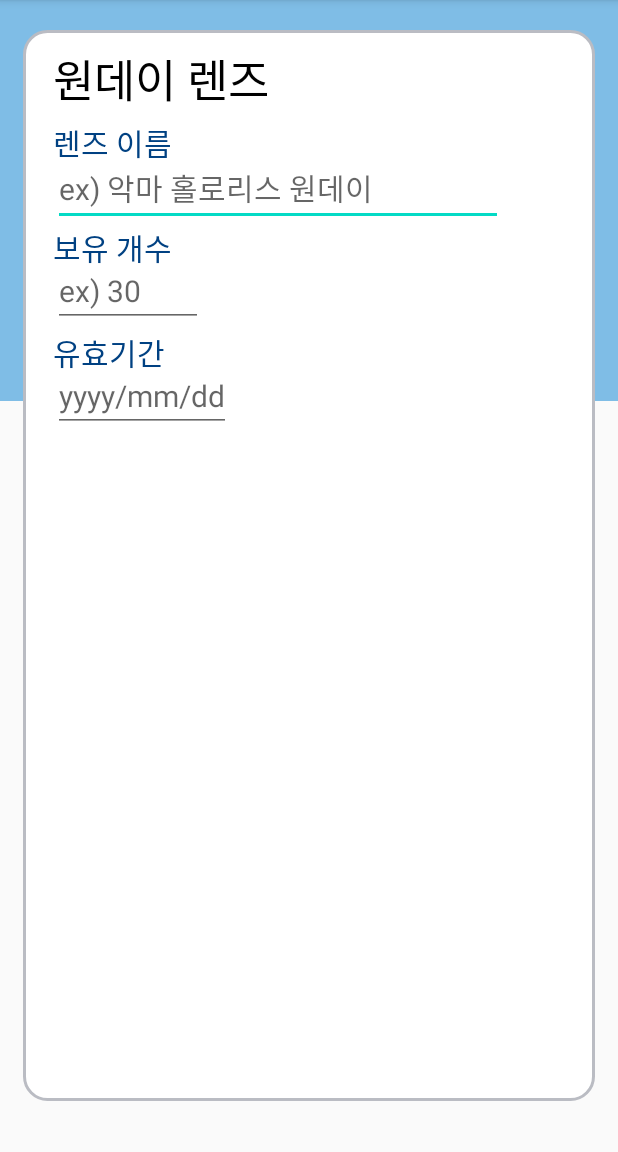
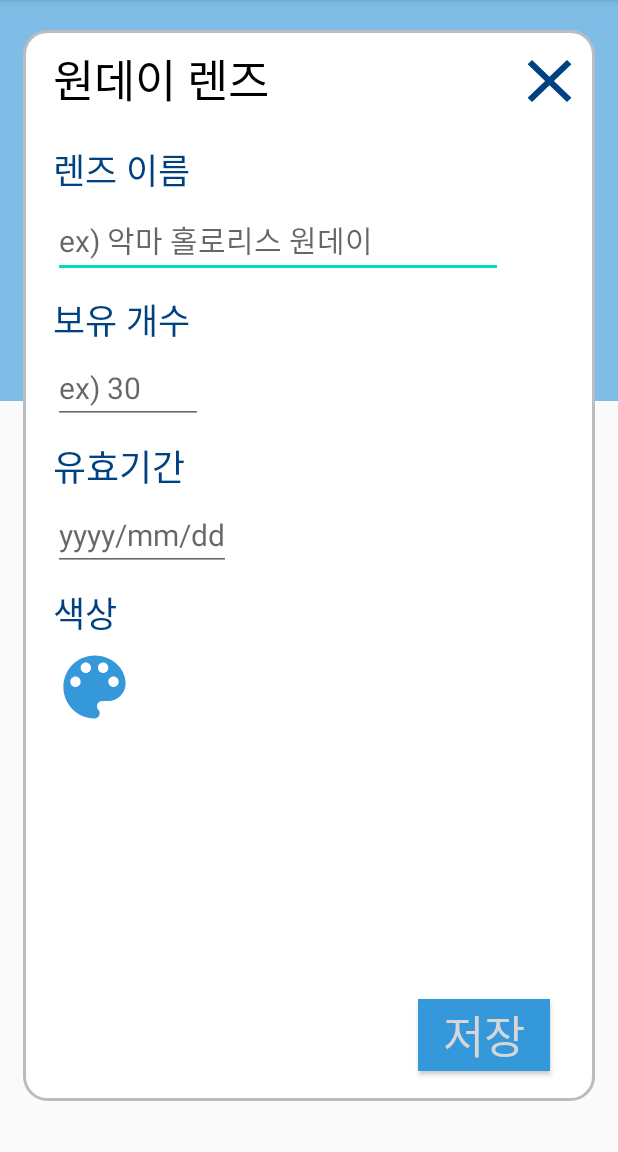
Before and after one commit to SeoeunPark/NUNU_oldver, an Android app: the Oneday screen opened directly, with no data from a screen before it, on a phone screen of 412 x 824 dp, the part 84-1236 px from its top. Run offline under Robolectric (Android 15) with nearby library versions, the phone set to English and light mode, and no system bars; libraries missing offline, so code that uses them is left out: petrov.kristiyan.colorpicker.

Commit message:
[수정] activity_oneday.xml - 기간 설정, 색상 선택 기능, 종료 버튼 Oneday.java - 기간 설정 선택 -> 달력 보여주기 , 색상 선택 -> 색상 선택 리스트 보여주기 /선택한 색으로 버튼 색 바뀌기 , 종료버튼

```diff
--- a/app/build.gradle
+++ b/app/build.gradle
@@ -35,4 +35,5 @@ dependencies {
     androidTestImplementation 'androidx.test.espresso:espresso-core:3.2.0'
     implementation 'com.android.support:design:30.1.0'
     compile 'com.github.clans:fab:1.6.4'
+    implementation 'petrov.kristiyan:colorpicker-library:1.1.10'
 }
--- a/app/src/main/AndroidManifest.xml
+++ b/app/src/main/AndroidManifest.xml
@@ -9,7 +9,8 @@
         android:roundIcon="@mipmap/ic_launcher_round"
         android:supportsRtl="true"
         android:theme="@style/AppTheme">
-        <activity android:name=".Oneday"></activity>
+        <activity android:name=".Monthly"></activity>
+        <activity android:name=".Oneday" />
         <activity android:name=".Oneday2" />
         <activity
             android:name=".SplashActivity"
--- a/app/src/main/java/com/example/NUNU/Lens.java
+++ b/app/src/main/java/com/example/NUNU/Lens.java
@@ -93,7 +93,8 @@ public class Lens extends Fragment implements View.OnClickListener{
                 break;
             case R.id.fab2:
                 //anim();
-                getActivity().getSupportFragmentManager().beginTransaction().replace(R.id.main_layout, monthly).commitAllowingStateLoss();
+                getActivity().startActivity(new Intent(getActivity(), monthly.getClass()));
+                //getActivity().getSupportFragmentManager().beginTransaction().replace(R.id.main_layout, monthly).commitAllowingStateLoss();
                 //Toast.makeText(getActivity(), "Button2", Toast.LENGTH_SHORT).show(); 버튼 누르면 토스트 발생, 지금은 필요없을 듯
                 break;
         }
--- a/app/src/main/java/com/example/NUNU/Oneday.java
+++ b/app/src/main/java/com/example/NUNU/Oneday.java
@@ -3,15 +3,57 @@ package com.example.NUNU;
 import android.app.DatePickerDialog;
 import android.os.Bundle;
 import android.view.View;
+import android.widget.Button;
 import android.widget.DatePicker;
 import android.widget.EditText;
+
 import androidx.appcompat.app.AppCompatActivity;
+
 import java.text.SimpleDateFormat;
+import java.util.ArrayList;
 import java.util.Calendar;
 import java.util.Locale;
 
+import petrov.kristiyan.colorpicker.ColorPicker;
+
 public class Oneday extends AppCompatActivity {
     Calendar myCalendar = Calendar.getInstance();
+    private Button pallete;
+    private int posi;
+    private String clname;
+    private Button cancel;
+
+    @Override
+    protected void onCreate(Bundle savedInstanceState) {
+        super.onCreate(savedInstanceState);
+        setContentView(R.layout.activity_oneday);
+        EditText et_Date = (EditText) findViewById(R.id.Oneday_period);
+        pallete = (Button) findViewById(R.id.Oneday_color);
+        cancel = (Button) findViewById(R.id.to_main);
+
+        //유효기간
+        et_Date.setOnClickListener(new View.OnClickListener() {
+            public void onClick(View v) {
+                new DatePickerDialog(Oneday.this,myDatePicker,myCalendar.get(Calendar.YEAR), myCalendar.get(Calendar.MONTH), myCalendar.get(Calendar.DAY_OF_MONTH)).show();
+            }
+        });
+        //x 버튼
+        cancel.setOnClickListener(new View.OnClickListener() {
+            public void onClick(View v) {
+                finish();
+            }
+        });
+        //컬러피커
+        pallete.setOnClickListener(new View.OnClickListener() {
+            @Override
+            public void onClick(View view) {
+                openColorPicker();
+            }
+        });
+    } // end of onCreate
+
+
+    //날짜 입력
     DatePickerDialog.OnDateSetListener myDatePicker = new DatePickerDialog.OnDateSetListener(){
         @Override
         public void onDateSet(DatePicker view, int year, int month, int dayOfMonth) {
@@ -21,23 +63,74 @@ public class Oneday extends AppCompatActivity {
             updateLabel();
         }
     };
-    @Override
-    protected void onCreate(Bundle savedInstanceState) {
-        super.onCreate(savedInstanceState);
-        setContentView(R.layout.activity_oneday);
-        EditText et_Date = (EditText) findViewById(R.id.Shelf_life);
-        et_Date.setOnClickListener(new View.OnClickListener() {
-            @Override
-            public void onClick(View v) {
-                new DatePickerDialog(Oneday.this,myDatePicker,myCalendar.get(Calendar.YEAR), myCalendar.get(Calendar.MONTH), myCalendar.get(Calendar.DAY_OF_MONTH)).show();
-            }
-        });
-    }
 
     private void updateLabel() {
         String myFormat = "yyyy/MM/dd";    // 출력형식   2018/11/28
         SimpleDateFormat sdf = new SimpleDateFormat(myFormat, Locale.KOREA);
-        EditText et_date = (EditText) findViewById(R.id.Shelf_life);
+        EditText et_date = (EditText) findViewById(R.id.Oneday_period);
         et_date.setText(sdf.format(myCalendar.getTime()));
     }
+
+    //색상 선택
+    public void openColorPicker() {
+        final ColorPicker colorPicker = new ColorPicker(this);  // ColorPicker 객체 생성
+        ArrayList<String> colors = new ArrayList<>();  // 렌즈 컬러 리스트
+        colors.add("#c35817"); //orange
+        colors.add("#966f33"); //wood
+        colors.add("#493d26"); //mocha
+        colors.add("#657383"); //gray
+        colors.add("#000000"); //black
+        colors.add("#fff380"); //yellow
+        colors.add("#387c44"); //green
+        colors.add("#4863ad"); //blue
+        colors.add("#e38aae"); //pink
+        colors.add("#9172ec"); //purple
+        //colors.add("#e6ee9c");
+        //colors.add("#fff59d");
+        //colors.add("#ffe082");
+        //colors.add("#ffcc80");
+        //colors.add("#bcaaa4");
+        colorPicker.setColors(colors)  // 만들어둔 list 적용
+                .setColumns(5)  // 5열로 설정
+                .setRoundColorButton(true)  // 원형 버튼으로 설정
+                .setOnChooseColorListener(new ColorPicker.OnChooseColorListener() {
+                    @Override
+                    public void onChooseColor(int position, int color) {
+                        //layout.setBackgroundColor(color);  // OK 버튼 클릭 시 이벤트
+                        pallete.setBackgroundColor(color);
+                        posi = position;
+                        //
+
+                        if(posi == 0){
+                            clname = "오렌지";
+                        }else if(posi == 1){
+                            clname = "연갈색";
+                        }else if(posi == 2){
+                            clname = "갈색";
+                        }else if(posi == 3) {
+                            clname = "회색";
+                        }else if(posi == 4){
+                            clname = "검정색";
+                        }else if(posi == 5){
+                            clname = "노란색";
+                        }else if(posi == 6){
+                            clname = "녹색";
+                        }else if(posi ==7){
+                            clname = "파랑색";
+                        }else if(posi ==8){
+                            clname = "분홍색";
+                        }else if(posi ==9) {
+                            clname = "보라색";
+                        }
+
+                    }
+                    @Override
+                    public void onCancel() {
+                        // Cancel 버튼 클릭 시 이벤트
+                    }
+                }).show();  // dialog 생성
+        //색 잘 들어가는지 확인
+        // Toast.makeText(getApplicationContext(), clname, Toast.LENGTH_SHORT).show();
+    }
+
 }
--- /dev/null
+++ b/app/src/main/res/drawable/pallete.xml
@@ -0,0 +1,5 @@
+<vector android:height="56dp" android:tint="#3498DB"
+    android:viewportHeight="24" android:viewportWidth="24"
+    android:width="56dp" xmlns:android="http://schemas.android.com/apk/res/android">
+    <path android:fillColor="@android:color/white" android:pathData="M12,3c-4.97,0 -9,4.03 -9,9s4.03,9 9,9c0.83,0 1.5,-0.67 1.5,-1.5 0,-0.39 -0.15,-0.74 -0.39,-1.01 -0.23,-0.26 -0.38,-0.61 -0.38,-0.99 0,-0.83 0.67,-1.5 1.5,-1.5L16,16c2.76,0 5,-2.24 5,-5 0,-4.42 -4.03,-8 -9,-8zM6.5,12c-0.83,0 -1.5,-0.67 -1.5,-1.5S5.67,9 6.5,9 8,9.67 8,10.5 7.33,12 6.5,12zM9.5,8C8.67,8 8,7.33 8,6.5S8.67,5 9.5,5s1.5,0.67 1.5,1.5S10.33,8 9.5,8zM14.5,8c-0.83,0 -1.5,-0.67 -1.5,-1.5S13.67,5 14.5,5s1.5,0.67 1.5,1.5S15.33,8 14.5,8zM17.5,12c-0.83,0 -1.5,-0.67 -1.5,-1.5S16.67,9 17.5,9s1.5,0.67 1.5,1.5 -0.67,1.5 -1.5,1.5z"/>
+</vector>
--- a/app/src/main/res/layout/activity_oneday.xml
+++ b/app/src/main/res/layout/activity_oneday.xml
@@ -5,10 +5,16 @@
     android:layout_width="match_parent"
     android:layout_height="match_parent"
     tools:context=".Oneday">
+
     <FrameLayout
-        android:layout_width="match_parent"
-        android:layout_height="match_parent"
-        android:layout_marginBottom="4dp">
+        android:id="@+id/frameLayout"
+        android:layout_width="0dp"
+        android:layout_height="0dp"
+        android:layout_marginBottom="4dp"
+        app:layout_constraintBottom_toBottomOf="parent"
+        app:layout_constraintEnd_toEndOf="parent"
+        app:layout_constraintStart_toStartOf="parent"
+        app:layout_constraintTop_toTopOf="parent">
 
         <LinearLayout
             android:layout_width="match_parent"
@@ -33,9 +39,8 @@
 
                 <ScrollView
                     android:layout_width="match_parent"
-                    android:layout_height="match_parent">
-
-
+                    android:layout_height="match_parent"
+                    android:fillViewport="true">
 
                     <RelativeLayout
                         android:layout_width="match_parent"
@@ -43,71 +48,120 @@
                         android:layout_marginLeft="20dp">
 
                         <TextView
-                                android:id="@+id/oneday"
+                            android:id="@+id/one_title_text"
                             android:layout_width="wrap_content"
                             android:layout_height="wrap_content"
                             android:layout_marginTop="10dp"
                             android:text="원데이 렌즈"
                             android:textColor="#000000"
-                                android:textSize="30dp" />
+                            android:textSize="30sp" />
 
                         <TextView
-                                android:id="@+id/lens_name_text"
+                            android:id="@+id/one_name_text"
                             android:layout_width="wrap_content"
                             android:layout_height="wrap_content"
-                                android:layout_marginTop="60dp"
+                            android:layout_below="@id/one_title_text"
+                            android:layout_marginTop="20dp"
                             android:text="렌즈 이름"
                             android:textColor="@color/dartblue"
-                                android:textSize="20dp" />
+                            android:textSize="23sp" />
 
                         <EditText
-                                android:id="@+id/Onelens_name"
+                            android:id="@+id/Oneday_name"
                             android:layout_width="300dp"
                             android:layout_height="wrap_content"
-                                android:layout_marginTop="80dp"
+                            android:layout_below="@id/one_name_text"
+                            android:layout_marginTop="4dp"
                             android:hint="ex) 악마 홀로리스 원데이 "
                             android:inputType="text"
                             android:textColor="#29367A"
-                                android:textSize="20dp" />
+                            android:textSize="20sp" />
 
                         <TextView
-                                android:id="@+id/cnt_text"
+                            android:id="@+id/one_cnt_text"
                             android:layout_width="wrap_content"
                             android:layout_height="wrap_content"
-                                android:layout_marginTop="130dp"
+                            android:layout_below="@id/Oneday_name"
+                            android:layout_marginTop="10dp"
                             android:text="보유 개수"
                             android:textColor="@color/dartblue"
-                                android:textSize="20dp" />
+                            android:textSize="23sp" />
 
                         <EditText
-                                android:id="@+id/Onelens_cnt"
+                            android:id="@+id/Oneday_cnt"
                             android:layout_width="100dp"
                             android:layout_height="wrap_content"
-                                android:layout_marginTop="150dp"
+                            android:layout_below="@id/one_cnt_text"
+                            android:layout_marginTop="4dp"
                             android:hint="ex) 30 "
                             android:inputType="phone"
                             android:textColor="#29367A"
-                                android:textSize="20dp" />
+                            android:textSize="20sp" />
+
                         <TextView
-                                android:id="@+id/shelflife_text"
+                            android:id="@+id/one_period_text"
                             android:layout_width="wrap_content"
                             android:layout_height="wrap_content"
-                                android:layout_marginTop="200dp"
+                            android:layout_below="@id/Oneday_cnt"
+                            android:layout_marginTop="10dp"
                             android:text="유효기간"
                             android:textColor="@color/dartblue"
-                                android:textSize="20dp" />
+                            android:textSize="24sp" />
+
                         <EditText
-                                android:id="@+id/Shelf_life"
+                            android:id="@+id/Oneday_period"
                             android:layout_width="wrap_content"
                             android:layout_height="wrap_content"
-                                android:layout_marginTop="220dp"
-                                android:hint="yyyy/mm/dd"
+                            android:layout_below="@id/one_period_text"
+                            android:layout_marginTop="4dp"
                             android:clickable="true"
                             android:editable="false"
                             android:focusable="false"
+                            android:hint="yyyy/mm/dd"
                             android:textColor="#29367A"
-                                android:textSize="20dp" />
+                            android:textSize="20sp" />
 
+                        <TextView
+                            android:id="@+id/one_color_text"
+                            android:layout_width="wrap_content"
+                            android:layout_height="wrap_content"
+                            android:layout_below="@id/Oneday_period"
+                            android:layout_marginTop="10dp"
+                            android:text="색상"
+                            android:textColor="@color/dartblue"
+                            android:textSize="23sp" />
+
+                        <Button
+                            android:id="@+id/Oneday_color"
+                            android:layout_width="55dp"
+                            android:layout_height="wrap_content"
+                            android:layout_below="@id/one_color_text"
+                            android:layout_marginTop="4dp"
+                            android:background="@drawable/pallete" />
+
+                        <Button
+                            android:id="@+id/Oneday_save"
+                            android:layout_width="wrap_content"
+                            android:layout_height="wrap_content"
+                            android:layout_alignParentRight="true"
+                            android:layout_alignParentBottom="true"
+                            android:layout_marginBottom="20dp"
+                            android:layout_marginRight="30dp"
+                            android:background="@color/color"
+                            android:text="저장"
+                            android:textSize="30sp"
+                            android:textColor="@color/white"
+                             />
+
+                        <Button
+                            android:id="@+id/to_main"
+                            android:layout_width="50dp"
+                            android:layout_height="wrap_content"
+                            android:layout_alignParentRight="true"
+                            android:layout_marginRight="5dp"
+                            android:layout_marginTop="10dp"
+                            android:background="@drawable/close"
+                            android:backgroundTint="@color/dartblue"/>
 
                     </RelativeLayout>
                 </ScrollView>
--- a/app/src/main/res/layout/note_item.xml
+++ b/app/src/main/res/layout/note_item.xml
@@ -1,4 +1,4 @@
-<androidx.cardview.widget.CardView xmlns:android="http://schemas.android.com/apk/res/android"
+  <androidx.cardview.widget.CardView xmlns:android="http://schemas.android.com/apk/res/android"
     xmlns:app="http://schemas.android.com/apk/res-auto"
     android:layout_width="match_parent"
     android:layout_height="wrap_content"
```
Also changed, not shown: app/src/main/java/com/example/NUNU/MainActivity.java (+33 -1 lines), app/src/main/java/com/example/NUNU/Monthly.java (+4 -53 lines), app/src/main/res/drawable/gradient.xml (added, +9 -0 lines), app/src/main/res/layout/activity_monthly.xml (added, +196 -0 lines), app/src/main/res/layout/fragment_monthly.xml (deleted, +0 -14 lines), app/src/main/res/values/arrays.xml (added, +10 -0 lines). Lines whose indentation alone changed are shown as unchanged.
